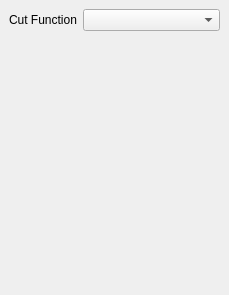
First picture: the form in GUI/Client/Widgets/pqCutPanel.ui, repository wildmichael/ParaView3-enhancements-old, before the edit.
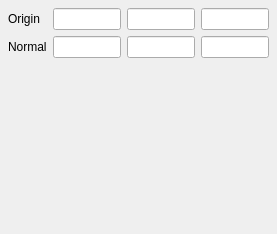
Second picture: the form after the edit.

Patch:
```diff
--- a/GUI/Client/Widgets/pqCutPanel.ui
+++ b/GUI/Client/Widgets/pqCutPanel.ui
@@ -8,8 +8,8 @@
    <rect>
     <x>0</x>
     <y>0</y>
-    <width>229</width>
-    <height>295</height>
+    <width>277</width>
+    <height>234</height>
    </rect>
   </property>
   <property name="windowTitle" >
@@ -17,25 +17,12 @@
   </property>
   <layout class="QGridLayout" >
    <property name="margin" >
-    <number>9</number>
+    <number>8</number>
    </property>
    <property name="spacing" >
     <number>6</number>
    </property>
-   <item row="0" column="1" colspan="2" >
-    <widget class="QComboBox" name="CutFunction" />
-   </item>
-   <item row="0" column="0" >
-    <widget class="QLabel" name="label" >
-     <property name="text" >
-      <string>Cut Function</string>
-     </property>
-     <property name="wordWrap" >
-      <bool>true</bool>
-     </property>
-    </widget>
-   </item>
-   <item row="5" column="0" colspan="3" >
+   <item row="2" column="0" colspan="3" >
     <spacer>
      <property name="orientation" >
       <enum>Qt::Vertical</enum>
@@ -48,6 +35,38 @@
      </property>
     </spacer>
    </item>
+   <item row="1" column="3" >
+    <widget class="QLineEdit" name="normalZ" />
+   </item>
+   <item row="1" column="2" >
+    <widget class="QLineEdit" name="normalY" />
+   </item>
+   <item row="1" column="1" >
+    <widget class="QLineEdit" name="normalX" />
+   </item>
+   <item row="0" column="3" >
+    <widget class="QLineEdit" name="originZ" />
+   </item>
+   <item row="0" column="2" >
+    <widget class="QLineEdit" name="originY" />
+   </item>
+   <item row="0" column="1" >
+    <widget class="QLineEdit" name="originX" />
+   </item>
+   <item row="0" column="0" >
+    <widget class="QLabel" name="label_3" >
+     <property name="text" >
+      <string>Origin</string>
+     </property>
+    </widget>
+   </item>
+   <item row="1" column="0" >
+    <widget class="QLabel" name="label" >
+     <property name="text" >
+      <string>Normal</string>
+     </property>
+    </widget>
+   </item>
   </layout>
  </widget>
  <pixmapfunction></pixmapfunction>
```
Left out of the diff: 8 changed lines with no effect on the pictures.
